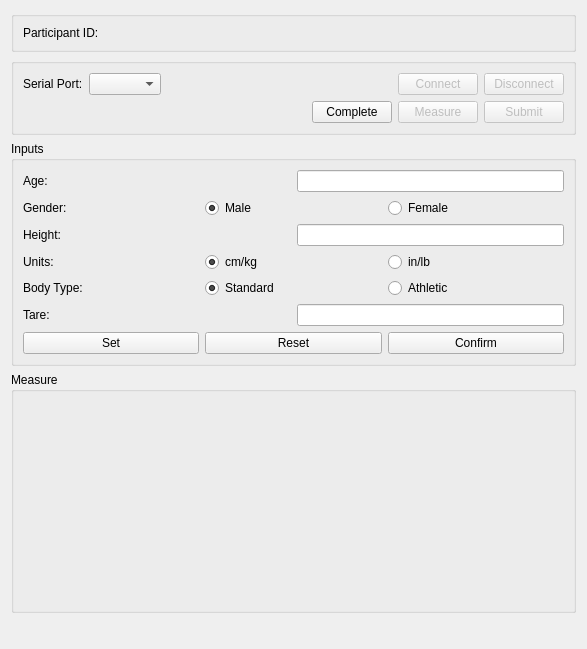
Above: src/dialogs/body_composition_dialog.ui from CLSA/cypress before the change. Below: the same form after it.
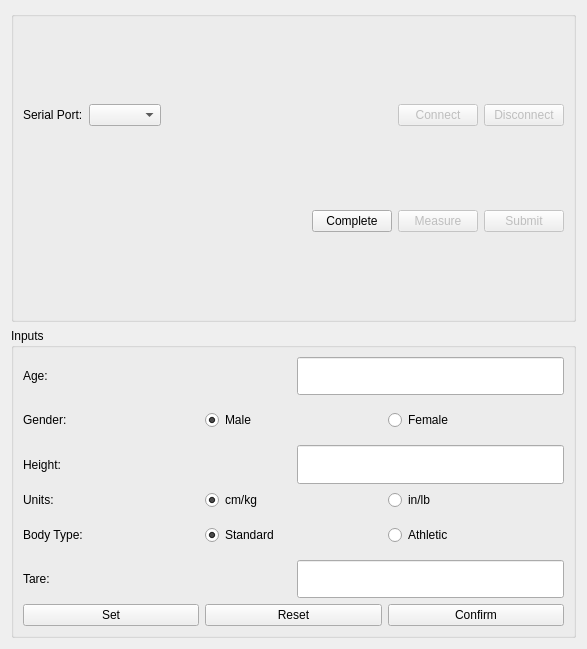
That is the form after the change. Custom widgets are drawn as their Qt base class.

Diff of the .ui file:
```diff
--- a/src/dialogs/body_composition_dialog.ui
+++ b/src/dialogs/body_composition_dialog.ui
@@ -14,45 +14,6 @@
    <string>Body Composition Measurement</string>
   </property>
   <layout class="QVBoxLayout" name="verticalLayout_2">
-   <item>
-    <widget class="QGroupBox" name="groupBox">
-     <property name="title">
-      <string/>
-     </property>
-     <layout class="QVBoxLayout" name="verticalLayout_5">
-      <item>
-       <layout class="QHBoxLayout" name="horizontalLayout_10">
-        <item>
-         <widget class="QLabel" name="label_7">
-          <property name="sizePolicy">
-           <sizepolicy hsizetype="Minimum" vsizetype="Preferred">
-            <horstretch>0</horstretch>
-            <verstretch>0</verstretch>
-           </sizepolicy>
-          </property>
-          <property name="text">
-           <string>Participant ID:</string>
-          </property>
-         </widget>
-        </item>
-        <item>
-         <widget class="QLabel" name="participantId">
-          <property name="sizePolicy">
-           <sizepolicy hsizetype="Expanding" vsizetype="Preferred">
-            <horstretch>0</horstretch>
-            <verstretch>0</verstretch>
-           </sizepolicy>
-          </property>
-          <property name="text">
-           <string/>
-          </property>
-         </widget>
-        </item>
-       </layout>
-      </item>
-     </layout>
-    </widget>
-   </item>
    <item>
     <widget class="QGroupBox" name="serialPortGroupBox">
      <property name="sizePolicy">
@@ -439,45 +400,8 @@
      </layout>
     </widget>
    </item>
-   <item>
-    <widget class="QGroupBox" name="measureGroupBox">
-     <property name="sizePolicy">
-      <sizepolicy hsizetype="Preferred" vsizetype="Expanding">
-       <horstretch>0</horstretch>
-       <verstretch>0</verstretch>
-      </sizepolicy>
-     </property>
-     <property name="title">
-      <string>Measure</string>
-     </property>
-     <layout class="QVBoxLayout" name="verticalLayout_3">
-      <item>
-       <widget class="MeasureWidget" name="measureWidget" native="true"/>
-      </item>
-     </layout>
-    </widget>
-   </item>
-   <item>
-    <widget class="QStatusBar" name="statusBar">
-     <property name="sizeGripEnabled">
-      <bool>false</bool>
-     </property>
-    </widget>
-   </item>
   </layout>
  </widget>
- <customwidgets>
-  <customwidget>
-   <class>MeasureWidget</class>
-   <extends>QWidget</extends>
-   <header>widgets/MeasureWidget.h</header>
-   <container>1</container>
-  </customwidget>
- </customwidgets>
- <includes>
-  <include location="local">widgets/BarcodeWidget.h</include>
-  <include location="local">widgets/MeasureWidget.h</include>
- </includes>
  <resources/>
  <connections/>
  <buttongroups>
```
Left out of the diff: 23 changed lines with no effect on the pictures.
